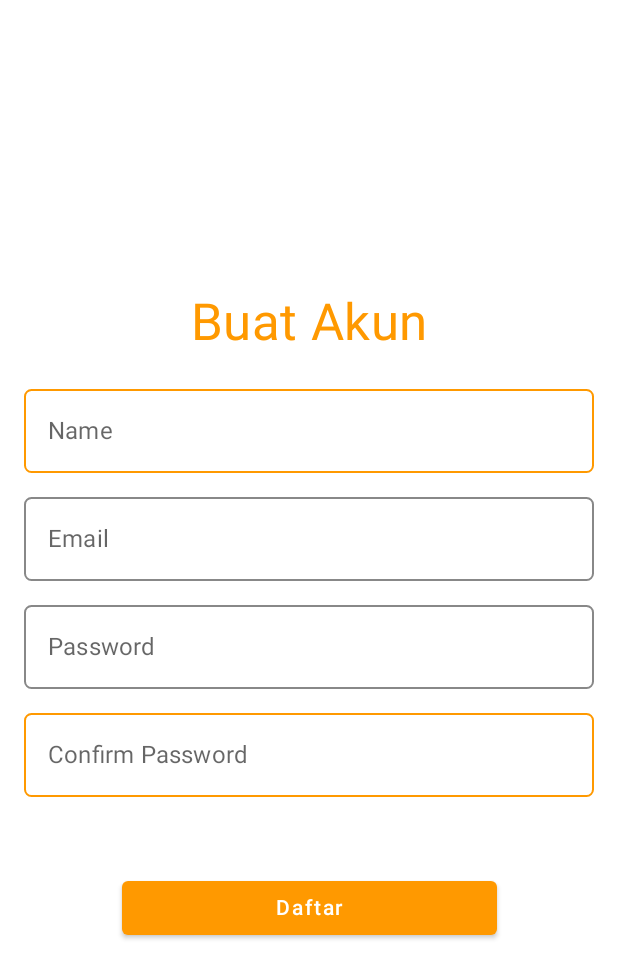
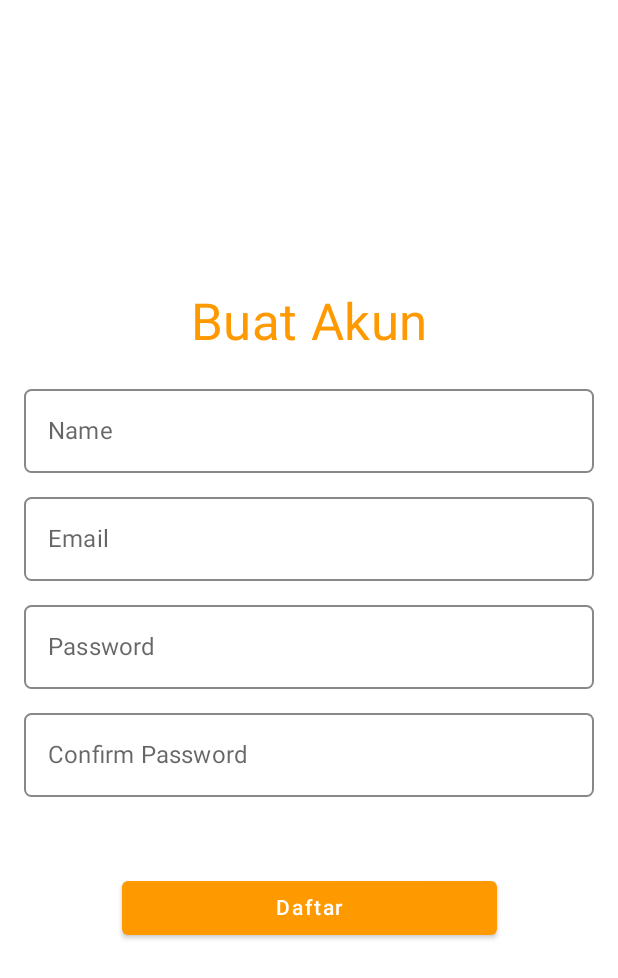
Before and after one commit to oneplusoneequal2/BatikIn, an Android app built with Jetpack Compose: the RegisterActivity screen opened directly, with no data from a screen before it, on a phone screen of 412 x 824 dp. Shown: the top 978 px of the screen. Run offline under Robolectric (Android 15) with nearby library versions, the light colour scheme and no system bars; our stand-ins replace livedata-compose.

Commit message:
ubah warna textField

```diff
--- a/app/src/main/java/com/capstone/batikin/ui/components/InputTextField.kt
+++ b/app/src/main/java/com/capstone/batikin/ui/components/InputTextField.kt
@@ -46,7 +46,7 @@ fun NameTextField(
         shape = RoundedCornerShape(5.dp),
         colors = TextFieldDefaults.outlinedTextFieldColors(
             focusedBorderColor = MaterialTheme.colors.primary,
-            unfocusedBorderColor = MaterialTheme.colors.primary,
+            unfocusedBorderColor = Color.Gray,
             disabledBorderColor = MaterialTheme.colors.primary
         ),
         isError = isError,
@@ -196,7 +196,7 @@ fun ConfirmPasswordTextField(
         shape = RoundedCornerShape(5.dp),
         colors = TextFieldDefaults.outlinedTextFieldColors(
             focusedBorderColor = MaterialTheme.colors.primary,
-            unfocusedBorderColor = MaterialTheme.colors.primary,
+            unfocusedBorderColor = Color.Gray,
             disabledBorderColor = MaterialTheme.colors.primary
         ),
         isError = isError,
```
